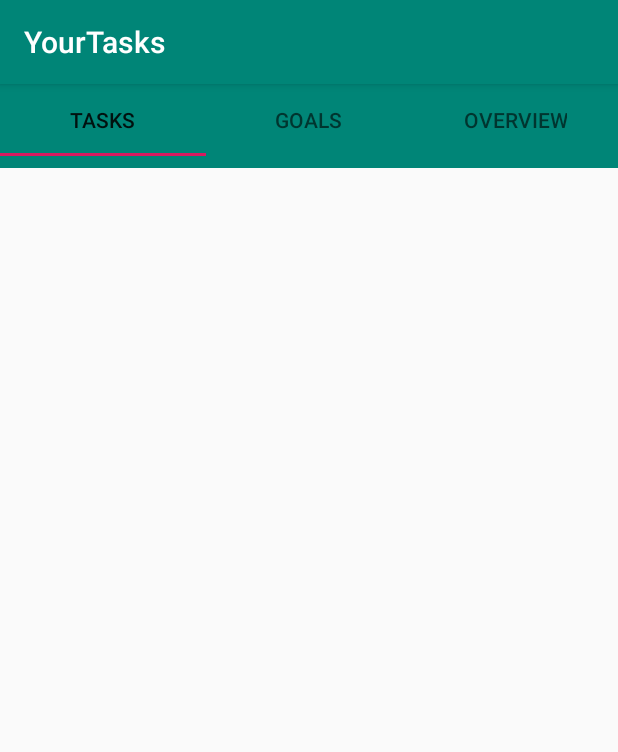
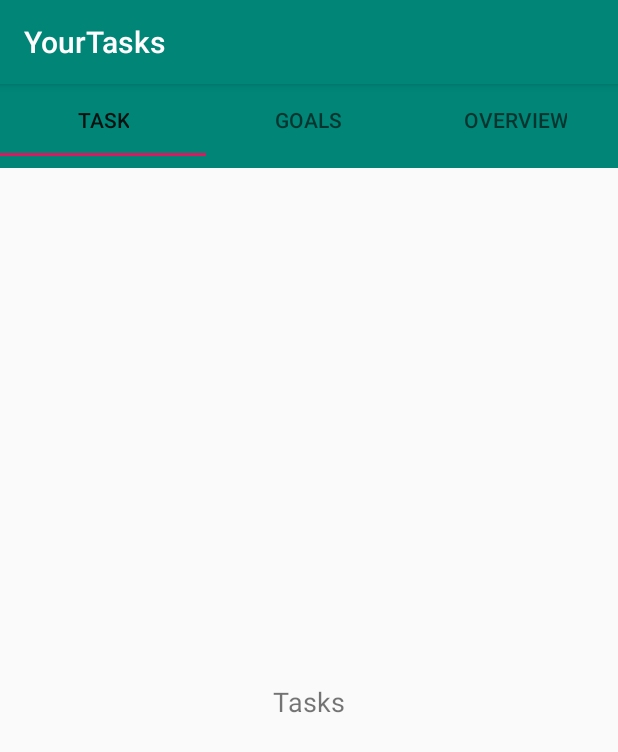
Before and after one commit to vaishnavikattekola/MockKPulse, an Android app: the screen it shows after launch (YourTasks), on a phone screen of 412 x 824 dp. Shown: the top 752 px of the screen. Run offline under Robolectric (Android 15) with nearby library versions, the phone set to English and light mode, and no system bars.

Commit message:
removed hardcoded strings

```diff
--- a/app/src/main/java/com/example/fragmentview/PagerAdapter.java
+++ b/app/src/main/java/com/example/fragmentview/PagerAdapter.java
@@ -40,6 +40,6 @@ public class PagerAdapter extends FragmentStatePagerAdapter {
 
     @Override
     public int getCount() {
-        return 0;
+        return 3;
     }
 }
--- a/app/src/main/java/com/example/fragmentview/YourTasks.java
+++ b/app/src/main/java/com/example/fragmentview/YourTasks.java
@@ -3,7 +3,7 @@ package com.example.fragmentview;
 import android.net.Uri;
 import android.os.Bundle;
 
-import com.example.fragmentview.ui.main.SectionsPagerAdapter;
+//import com.example.fragmentview.ui.main.SectionsPagerAdapter;
 import com.google.android.material.floatingactionbutton.FloatingActionButton;
 import com.google.android.material.snackbar.Snackbar;
 import com.google.android.material.tabs.TabLayout;
@@ -23,9 +23,9 @@ public class YourTasks extends AppCompatActivity implements Tasks.OnFragmentInte
 
 
         TabLayout tabs= findViewById(R.id.tabs);
-        tabs.addTab(tabs.newTab().setText("Tasks"));
-        tabs.addTab(tabs.newTab().setText("Goals"));
-        tabs.addTab(tabs.newTab().setText("Overview"));
+        tabs.addTab(tabs.newTab().setText(R.string.Tasks));
+        tabs.addTab(tabs.newTab().setText(R.string.Goals));
+        tabs.addTab(tabs.newTab().setText(R.string.Overview));
         tabs.setTabGravity(TabLayout.GRAVITY_FILL);
 
         Toolbar toolbar = findViewById(R.id.toolbar);
@@ -61,7 +61,7 @@ public class YourTasks extends AppCompatActivity implements Tasks.OnFragmentInte
 //            public void onClick(View view) {
 //                Snackbar.make(view, "Replace with your own action", Snackbar.LENGTH_LONG)
 //                        .setAction("Action", null).show();
-
+//            }
 //        });
     }
 
--- a/app/src/main/res/layout/activity_your_tasks.xml
+++ b/app/src/main/res/layout/activity_your_tasks.xml
@@ -18,6 +18,7 @@
             android:layout_height="?attr/actionBarSize"
             android:background="?attr/colorPrimary"
             android:minHeight="?attr/actionBarSize"
+            android:elevation="4dp"
             app:popupTheme="@style/ThemeOverlay.AppCompat.Light" />
 
 
--- a/app/src/main/res/layout/fragment_overview.xml
+++ b/app/src/main/res/layout/fragment_overview.xml
@@ -3,6 +3,7 @@
     xmlns:tools="http://schemas.android.com/tools"
     android:layout_width="match_parent"
     android:layout_height="match_parent"
+
     tools:context=".Overview">
 
     <!-- TODO: Update blank fragment layout -->
@@ -11,6 +12,7 @@
         android:layout_height="wrap_content"
         android:layout_centerInParent="true"
         android:textSize="18dp"
+
         android:text="Overview" />
 
 </RelativeLayout>
--- a/app/src/main/res/values/strings.xml
+++ b/app/src/main/res/values/strings.xml
@@ -1,7 +1,8 @@
 <resources>
     <string name="app_name">Fragmentview</string>
-    <string name="tab_text_1">Tab 1</string>
-    <string name="tab_text_2">Tab 2</string>
+    <string name="Tasks">Task</string>
+    <string name="Goals">Goals</string>
+    <string name="Overview">Overview</string>
 
     <!-- TODO: Remove or change this placeholder text -->
     <string name="hello_blank_fragment">Hello blank fragment</string>
```
Also changed, not shown: app/src/main/java/com/example/fragmentview/ui/main/PageViewModel.java (+26 -26 lines), app/src/main/java/com/example/fragmentview/ui/main/PlaceholderFragment.java (+40 -40 lines), app/src/main/java/com/example/fragmentview/ui/main/SectionsPagerAdapter.java (+29 -29 lines).
